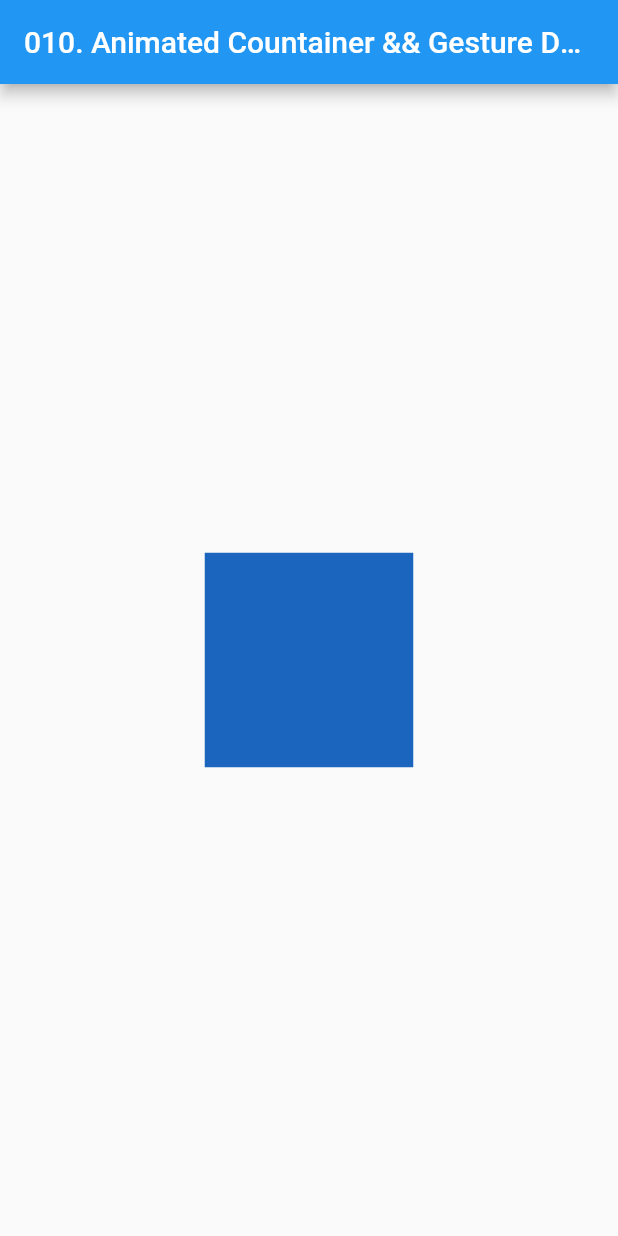
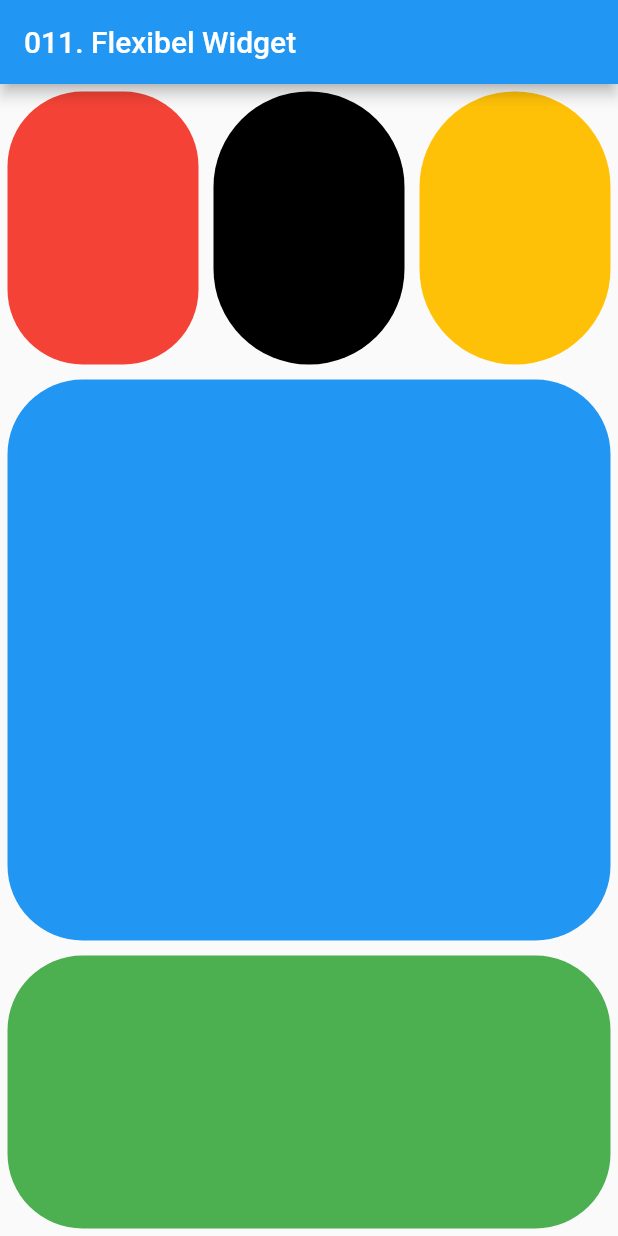
Before and after one commit to kanggara75/Belajar_Flutter, a Flutter app: the screen it shows after launch, on a phone screen of 412 x 824 dp. Run offline on Flutter 3.47's test engine with Material 2 defaults, Android fonts, the phone set to English and light mode, and no system bars.

Commit message:
menyelesaikan 011. Flexibel Widget

```diff
--- a/lib/main.dart
+++ b/lib/main.dart
@@ -1,40 +1,70 @@
 import 'package:flutter/material.dart';
-import 'dart:math';
 
 void main() => runApp(MyApp());
 
-class MyApp extends StatefulWidget {
-  @override
-  _MyAppState createState() => _MyAppState();
-}
-
-class _MyAppState extends State<MyApp> {
-  Random random = Random();
-
+class MyApp extends StatelessWidget {
   @override
   Widget build(BuildContext context) {
     return MaterialApp(
       home: Scaffold(
         appBar: AppBar(
-          title: Text("010. Animated Countainer && Gesture Detector"),
+          title: Text("011. Flexibel Widget"),
         ),
-        body: Center(
-          child: GestureDetector(
-            onDoubleTap: () {
-              setState(() {});
-            },
-            child: AnimatedContainer(
-              color: Color.fromARGB(
-                255,
-                random.nextInt(256),
-                random.nextInt(256),
-                random.nextInt(256),
+        body: Column(
+          children: [
+            Flexible(
+              flex: 1,
+              child: Row(
+                children: [
+                  Flexible(
+                    flex: 1,
+                    child: Container(
+                        margin: EdgeInsets.all(5),
+                        decoration: BoxDecoration(
+                          borderRadius: BorderRadius.circular(50),
+                          color: Colors.red,
+                        )),
+                  ),
+                  Flexible(
+                    flex: 1,
+                    child: Container(
+                        margin: EdgeInsets.all(5),
+                        decoration: BoxDecoration(
+                          borderRadius: BorderRadius.circular(70),
+                          color: Colors.black,
+                        )),
+                  ),
+                  Flexible(
+                    flex: 1,
+                    child: Container(
+                        margin: EdgeInsets.all(5),
+                        decoration: BoxDecoration(
+                          borderRadius: BorderRadius.circular(100),
+                          color: Colors.amber,
+                        )),
+                  ),
+                ],
               ),
-              duration: Duration(seconds: 1),
-              width: 100.0 + random.nextInt(101),
-              height: 100.0 + random.nextInt(101),
             ),
-          ),
+            Flexible(
+              flex: 2,
+              child: Container(
+                  margin: EdgeInsets.all(5),
+                  decoration: BoxDecoration(
+                    borderRadius: BorderRadius.circular(50),
+                    color: Colors.blue,
+                  )),
+            ),
+            Flexible(
+              flex: 1,
+              child: Container(
+                  margin: EdgeInsets.all(5),
+                  decoration: BoxDecoration(
+                    borderRadius: BorderRadius.circular(50),
+                    color: Colors.green,
+                  )),
+            ),
+          ],
         ),
       ),
     );
```
